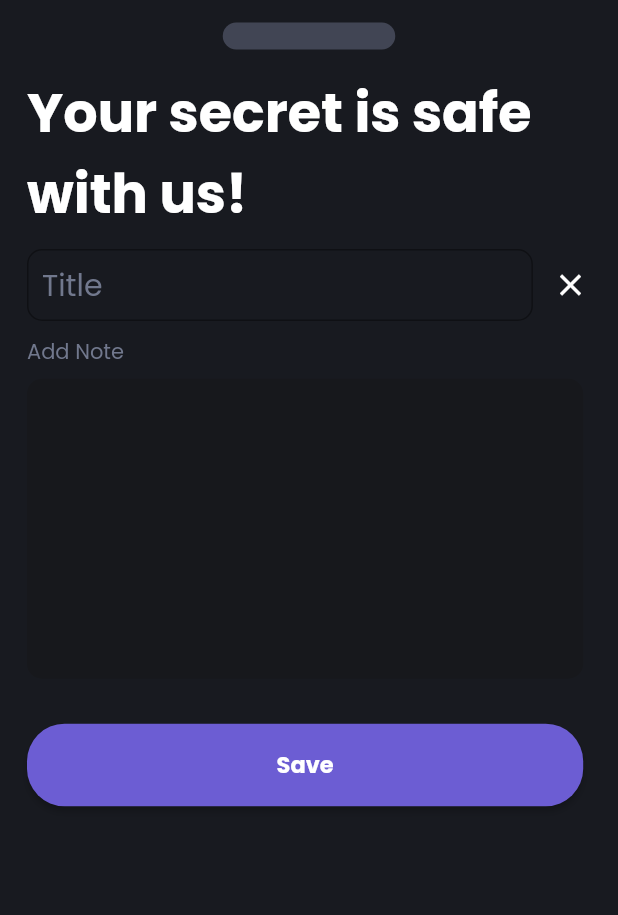
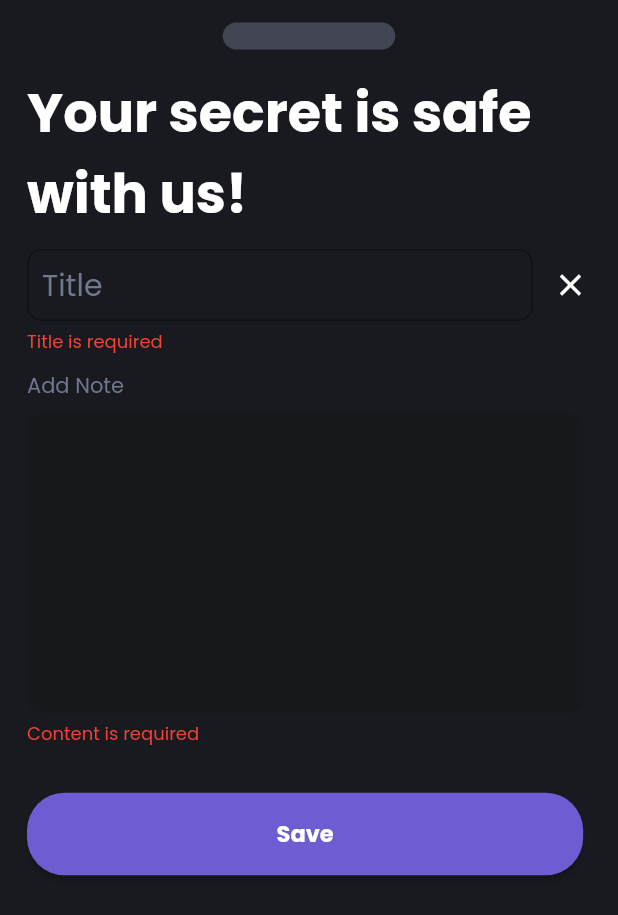
Before and after one commit to DreFlo/lgp-2223-sc1, a Flutter app: the AddTaskNoteForm widget shown alone on an empty page, opened directly, after a tap on "Save", on a phone screen of 412 x 824 dp. Shown: the top 915 px of the screen. Run offline on Flutter 3.47's test engine with Material 2 defaults, Android fonts, the phone set to English and light mode, and no system bars; our stand-ins replace floor, flutter_svg, get_it, like_button, lottie, rive and 1 more; missing offline and left inert: books_finder, emojis, tmdb_api; accounts and stored records are empty; generated files the repository leaves out were written again.

Commit message:
Added error messages for incorrect inputs for Institutions, Subjects, and Task Notes

```diff
--- a/src/lib/pages/notes/add_task_note_form.dart
+++ b/src/lib/pages/notes/add_task_note_form.dart
@@ -27,8 +27,11 @@ class _AddTaskNoteFormState extends State<AddTaskNoteForm> {
   final titleController = TextEditingController();
   final contentController = TextEditingController();
 
+  Map<String, String> errors = {};
+  bool init = false;
+
   Future<int> fillTaskFields() async {
-    if (titleController.text.isNotEmpty || contentController.text.isNotEmpty) {
+    if (init) {
       return 0;
     }
 
@@ -45,6 +48,8 @@ class _AddTaskNoteFormState extends State<AddTaskNoteForm> {
       titleController.clear();
       contentController.clear();
     }
+
+    init = true;
 
     return 0;
   }
@@ -80,7 +85,7 @@ class _AddTaskNoteFormState extends State<AddTaskNoteForm> {
                     const SizedBox(height: 10),
                   ])),
               Padding(
-                padding: const EdgeInsets.only(left: 18, right: 18, bottom: 10),
+                padding: const EdgeInsets.only(left: 18, right: 18),
                 child: Row(
                     crossAxisAlignment: CrossAxisAlignment.center,
                     children: [
@@ -119,9 +124,18 @@ class _AddTaskNoteFormState extends State<AddTaskNoteForm> {
                               }))
                     ]),
               ),
+              errors.containsKey('title')
+                  ? Padding(
+                      padding: const EdgeInsets.only(left: 18, top: 5),
+                      child: Text(errors['title']!,
+                          style: const TextStyle(
+                              color: Colors.red,
+                              fontSize: 12,
+                              fontWeight: FontWeight.w400)))
+                  : const SizedBox(height: 0),
               Row(children: [
                 Padding(
-                    padding: const EdgeInsets.only(left: 18),
+                    padding: const EdgeInsets.only(left: 18, top: 10),
                     child: Text(
                       AppLocalizations.of(context).add_note,
                       style: Theme.of(context).textTheme.displayMedium,
@@ -149,22 +163,22 @@ class _AddTaskNoteFormState extends State<AddTaskNoteForm> {
                               ),
                             ))))
               ]),
+              errors.containsKey('content')
+                  ? Padding(
+                      padding: const EdgeInsets.only(left: 18, top: 5.0),
+                      child: Text(errors['content']!,
+                          style: const TextStyle(
+                              color: Colors.red,
+                              fontSize: 12,
+                              fontWeight: FontWeight.w400)))
+                  : const SizedBox(height: 0),
               Padding(
                   padding: const EdgeInsets.only(left: 18, top: 30),
                   child: ElevatedButton(
                       onPressed: () async {
-                        //TODO: Standard way to warn for incorrect input.
-                        bool valid = true;
-                        if (titleController.text.isEmpty) {
-                          print('Title is empty');
-                          valid = false;
-                        }
-                        if (contentController.text.isEmpty) {
-                          print('Content is empty');
-                          valid = false;
-                        }
+                        validate();
 
-                        if (valid) {
+                        if (errors.isEmpty) {
                           if (widget.callback != null &&
                               widget.taskId == null) {
                             Note note;
@@ -224,4 +238,18 @@ class _AddTaskNoteFormState extends State<AddTaskNoteForm> {
           }
         });
   }
+
+  validate() {
+    errors = {};
+
+    if (titleController.text.isEmpty) {
+      errors['title'] = 'Title is required';
+    }
+
+    if (contentController.text.isEmpty) {
+      errors['content'] = 'Content is required';
+    }
+
+    setState(() {});
+  }
 }
```
Also changed, not shown: src/lib/pages/tasks/institution_form.dart (+23 -8 lines), src/lib/pages/tasks/subject_form.dart (+55 -24 lines).
